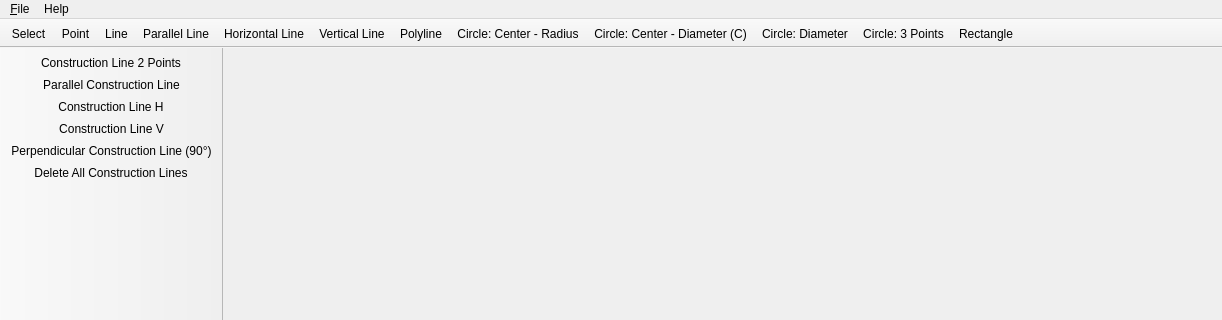
ThKattanek/simply_2d_cad, file src/mainwindow.ui: the form before one commit; both pictures show x 0 to 1222 and y 0 to 320 of the 1222 by 952 pixel window.
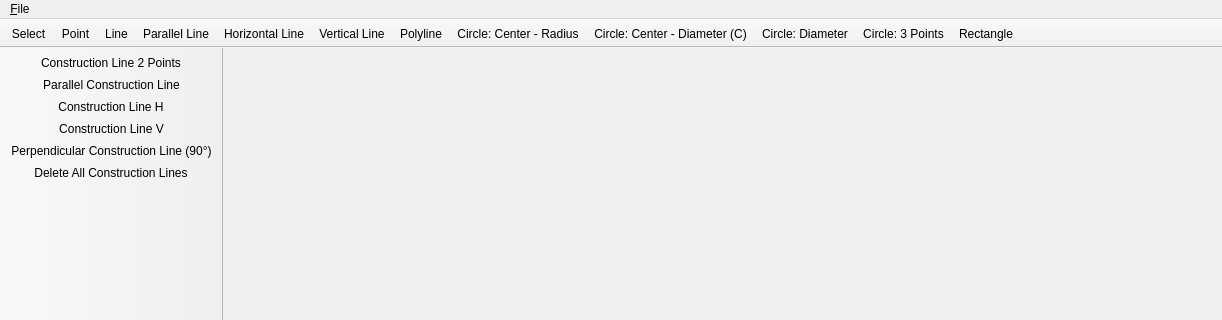
The form after the commit. Icons and pictures are not drawn.

Commit message: Update the help->manual system.

The edit to the form file:
```diff
--- a/src/mainwindow.ui
+++ b/src/mainwindow.ui
@@ -31,7 +31,7 @@
      <x>0</x>
      <y>0</y>
      <width>1222</width>
-     <height>22</height>
+     <height>23</height>
     </rect>
    </property>
    <widget class="QMenu" name="menu_File">
@@ -56,14 +56,7 @@
     <addaction name="separator"/>
     <addaction name="action_Close"/>
    </widget>
-   <widget class="QMenu" name="menuHelp">
-    <property name="title">
-     <string>Help</string>
-    </property>
-    <addaction name="actionHelpManual"/>
-   </widget>
    <addaction name="menu_File"/>
-   <addaction name="menuHelp"/>
   </widget>
   <widget class="QStatusBar" name="statusbar"/>
   <widget class="QToolBar" name="tb_drawTools">
```
The commit also changes 4 other files.
